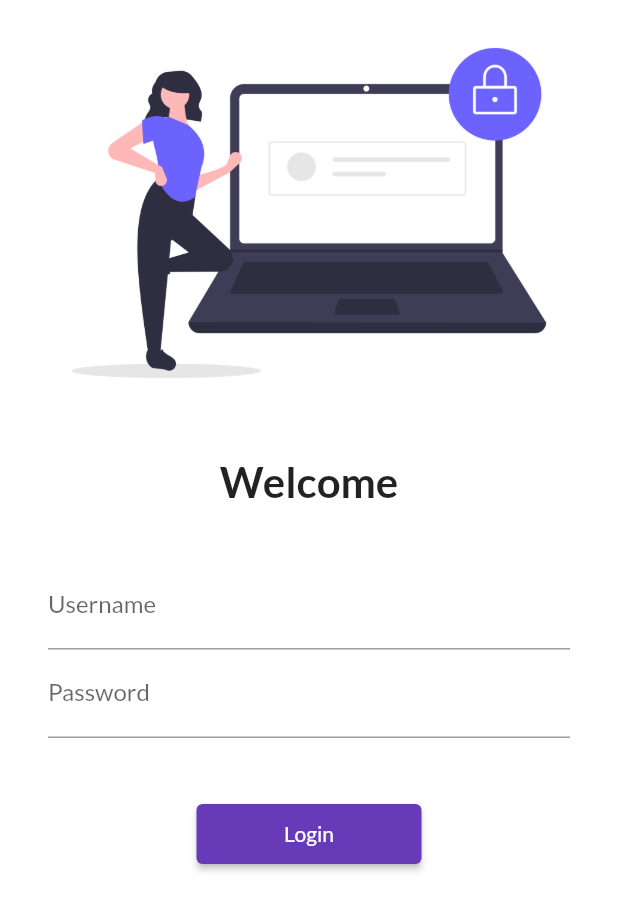
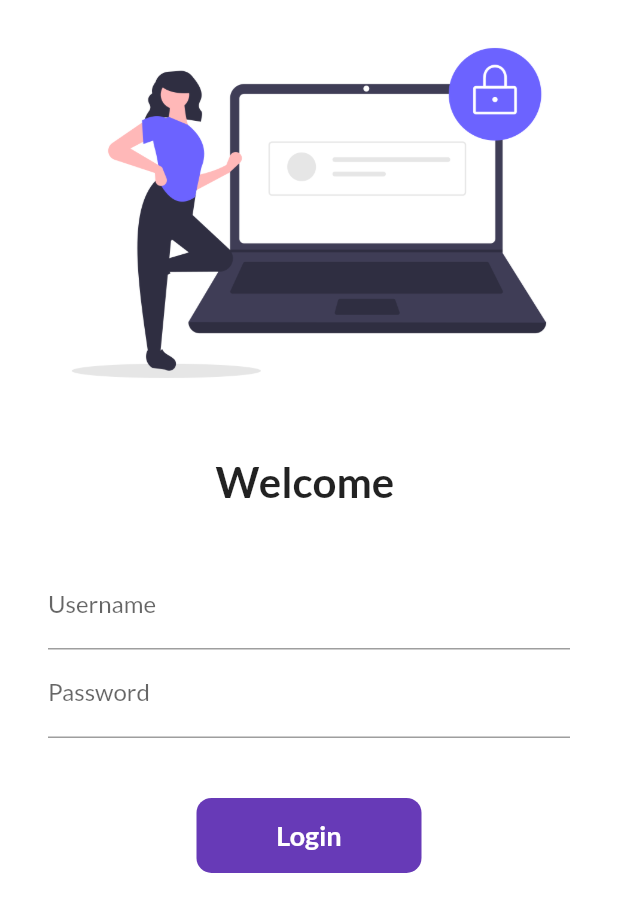
Before and after one commit to mokhlesurr031/catalog_app, a Flutter app: the screen it shows after launch, on a phone screen of 412 x 824 dp. Shown: the top 912 px of the screen. Run offline on Flutter 3.47's test engine with Material 2 defaults, Android fonts, the phone set to English and light mode, and no system bars; our stand-ins replace google_fonts.

Commit message:
day6 - button alternative-inkwell, container and animation

```diff
--- a/lib/pages/login_page.dart
+++ b/lib/pages/login_page.dart
@@ -1,7 +1,15 @@
 import "package:flutter/material.dart";
 import "package:flutter_catalog/utils/routs.dart";
 
-class LoginPage extends StatelessWidget {
+class LoginPage extends StatefulWidget {
+  @override
+  State<LoginPage> createState() => _LoginPageState();
+}
+
+class _LoginPageState extends State<LoginPage> {
+  String name = "";
+  bool changeButton = false;
+
   @override
   Widget build(BuildContext context) {
     return Material(
@@ -16,9 +24,9 @@ class LoginPage extends StatelessWidget {
             const SizedBox(
               height: 20.0,
             ),
-            const Text(
-              "Welcome",
-              style: TextStyle(fontSize: 28, fontWeight: FontWeight.bold),
+            Text(
+              "Welcome $name",
+              style: const TextStyle(fontSize: 28, fontWeight: FontWeight.bold),
             ),
             const SizedBox(
               height: 20.0,
@@ -31,6 +39,10 @@ class LoginPage extends StatelessWidget {
                     TextFormField(
                       decoration: const InputDecoration(
                           hintText: "Enter Username", labelText: "Username"),
+                      onChanged: (value) {
+                        name = value;
+                        setState(() {});
+                      },
                     ),
                     TextFormField(
                       obscureText: true,
@@ -40,12 +52,49 @@ class LoginPage extends StatelessWidget {
                     const SizedBox(
                       height: 40.0,
                     ),
-                    ElevatedButton(
-                        onPressed: () {
-                          Navigator.pushNamed(context, MyRoutes.homeRoute);
-                        },
-                        style: TextButton.styleFrom(minimumSize: Size(150, 40)),
-                        child: const Text("Login")),
+
+                    InkWell(
+                      onTap: () async {
+                        setState(() {
+                          changeButton = true;
+                        });
+                        await Future.delayed(const Duration(seconds: 1));
+                        // ignore: use_build_context_synchronously
+                        Navigator.pushNamed(context, MyRoutes.homeRoute);
+                      },
+                      child: AnimatedContainer(
+                        height: 50,
+                        width: 150,
+                        alignment: Alignment.center,
+                        decoration: BoxDecoration(
+                            color: Colors.deepPurple,
+                            borderRadius: BorderRadius.circular(10)),
+                        duration: const Duration(seconds: 1),
+                        child: changeButton
+                            ? const Text(
+                                "Loading...",
+                                style: TextStyle(
+                                    color: Colors.white,
+                                    fontWeight: FontWeight.bold,
+                                    fontSize: 18),
+                              )
+                            : const Text(
+                                "Login",
+                                style: TextStyle(
+                                    color: Colors.white,
+                                    fontWeight: FontWeight.bold,
+                                    fontSize: 18),
+                              ),
+                      ),
+                    )
+
+                    // Button
+                    // ElevatedButton(
+                    //     onPressed: () {
+                    //       Navigator.pushNamed(context, MyRoutes.homeRoute);
+                    //     },
+                    //     style: TextButton.styleFrom(minimumSize: Size(150, 40)),
+                    //     child: const Text("Login")),
                   ],
                 ))
           ],
```
